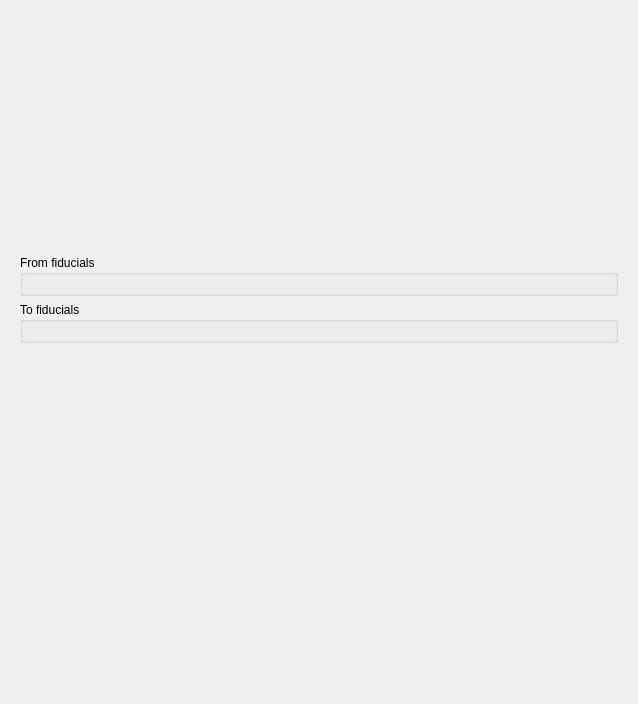
Old version of the form GuidedUltrasoundCalibration/Resources/UI/qSlicerGuidedUltrasoundCalibrationModuleWidget.ui in the repository chene77/SlicerIGT.
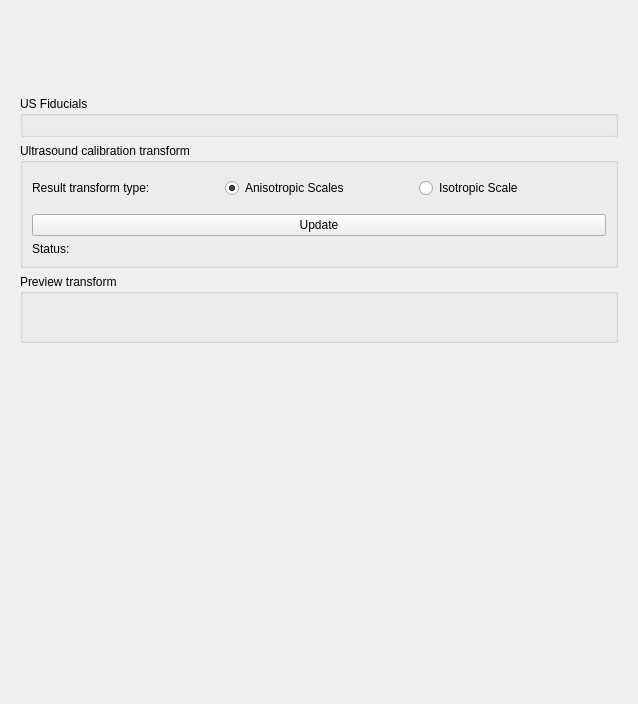
New version of the form. Custom widgets are drawn as their Qt base class.

```diff
--- a/GuidedUltrasoundCalibration/Resources/UI/qSlicerGuidedUltrasoundCalibrationModuleWidget.ui
+++ b/GuidedUltrasoundCalibration/Resources/UI/qSlicerGuidedUltrasoundCalibrationModuleWidget.ui
@@ -47,7 +47,7 @@
       <item>
        <widget class="ctkCollapsibleGroupBox" name="FromGroupBox">
         <property name="title">
-         <string>From fiducials</string>
+         <string>US Fiducials</string>
         </property>
         <layout class="QVBoxLayout" name="verticalLayout_6">
          <item>
@@ -57,17 +57,135 @@
        </widget>
       </item>
       <item>
-       <widget class="ctkCollapsibleGroupBox" name="ToGroupBox">
+       <widget class="QGroupBox" name="TransformGroupBox">
+        <property name="sizePolicy">
+         <sizepolicy hsizetype="Expanding" vsizetype="Expanding">
+          <horstretch>0</horstretch>
+          <verstretch>0</verstretch>
+         </sizepolicy>
+        </property>
         <property name="title">
-         <string>To fiducials</string>
+         <string>Ultrasound calibration transform</string>
         </property>
-        <layout class="QVBoxLayout" name="verticalLayout_4">
+        <layout class="QVBoxLayout" name="verticalLayout_7">
          <item>
-          <widget class="qSlicerSimpleMarkupsWidget" name="ToMarkupsWidget" native="true"/>
+          <widget class="qMRMLNodeComboBox" name="OutputTransformComboBox" native="true">
+           <property name="enabled">
+            <bool>false</bool>
+           </property>
+           <property name="sizePolicy">
+            <sizepolicy hsizetype="Expanding" vsizetype="Expanding">
+             <horstretch>0</horstretch>
+             <verstretch>0</verstretch>
+            </sizepolicy>
+           </property>
+           <property name="nodeTypes" stdset="0">
+            <stringlist>
+             <string>vtkMRMLLinearTransformNode</string>
+             <string>vtkMRMLTransformNode</string>
+            </stringlist>
+           </property>
+           <property name="renameEnabled" stdset="0">
+            <bool>true</bool>
+           </property>
+          </widget>
+         </item>
+         <item>
+          <layout class="QHBoxLayout" name="horizontalLayout_2">
+           <property name="topMargin">
+            <number>0</number>
+           </property>
+           <item>
+            <widget class="QLabel" name="TransformModeLabel">
+             <property name="sizePolicy">
+              <sizepolicy hsizetype="Expanding" vsizetype="Expanding">
+               <horstretch>0</horstretch>
+               <verstretch>0</verstretch>
+              </sizepolicy>
+             </property>
+             <property name="text">
+              <string>Result transform type:</string>
+             </property>
+            </widget>
+           </item>
+           <item>
+            <widget class="QRadioButton" name="AnisotropicRadioButton">
+             <property name="sizePolicy">
+              <sizepolicy hsizetype="Expanding" vsizetype="Expanding">
+               <horstretch>0</horstretch>
+               <verstretch>0</verstretch>
+              </sizepolicy>
+             </property>
+             <property name="text">
+              <string>Anisotropic Scales</string>
+             </property>
+             <property name="checked">
+              <bool>true</bool>
+             </property>
+            </widget>
+           </item>
+           <item>
+            <widget class="QRadioButton" name="IsottropicRadioButton">
+             <property name="sizePolicy">
+              <sizepolicy hsizetype="Expanding" vsizetype="Expanding">
+               <horstretch>0</horstretch>
+               <verstretch>0</verstretch>
+              </sizepolicy>
+             </property>
+             <property name="text">
+              <string>Isotropic Scale</string>
+             </property>
+            </widget>
+           </item>
+          </layout>
+         </item>
+         <item>
+          <layout class="QHBoxLayout" name="horizontalLayout_3">
+           <property name="topMargin">
+            <number>10</number>
+           </property>
+           <item>
+            <widget class="ctkMenuButton" name="UpdateButton">
+             <property name="text">
+              <string>Update</string>
+             </property>
+            </widget>
+           </item>
+          </layout>
+         </item>
+         <item>
+          <widget class="QLabel" name="StatusLabel">
+           <property name="sizePolicy">
+            <sizepolicy hsizetype="Expanding" vsizetype="Expanding">
+             <horstretch>0</horstretch>
+             <verstretch>0</verstretch>
+            </sizepolicy>
+           </property>
+           <property name="text">
+            <string>Status:</string>
+           </property>
+          </widget>
          </item>
         </layout>
        </widget>
       </item>
+      <item>
+       <widget class="ctkCollapsibleGroupBox" name="PreviewGroupBox">
+        <property name="sizePolicy">
+         <sizepolicy hsizetype="Expanding" vsizetype="Expanding">
+          <horstretch>0</horstretch>
+          <verstretch>0</verstretch>
+         </sizepolicy>
+        </property>
+        <property name="title">
+         <string>Preview transform</string>
+        </property>
+        <property name="collapsed" stdset="0">
+         <bool>true</bool>
+        </property>
+        <layout class="QVBoxLayout" name="verticalLayout_4"/>
+       </widget>
+      </item>
      </layout>
     </widget>
    </item>
@@ -117,6 +235,11 @@
    <header>ctkCollapsibleGroupBox.h</header>
    <container>1</container>
   </customwidget>
+  <customwidget>
+   <class>ctkMenuButton</class>
+   <extends>QPushButton</extends>
+   <header>ctkMenuButton.h</header>
+  </customwidget>
  </customwidgets>
  <resources/>
  <connections/>
```
Left out of the diff: 4 changed lines with no effect on the pictures.
